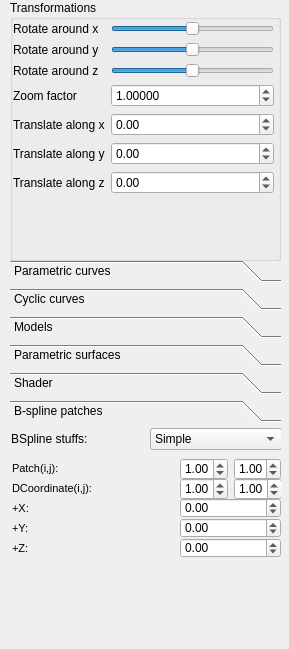
Old version of the form GUI/SideWidget.ui in the repository SzaszSzilard/BBTE-Graphics.
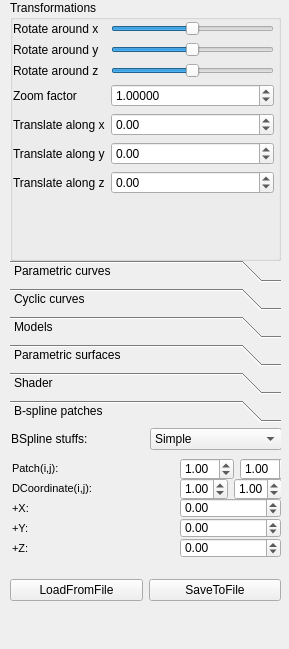
New version of the form.

Commit message: Save/Load to file + u_v_lines

Diff of the .ui file:
```diff
--- a/GUI/SideWidget.ui
+++ b/GUI/SideWidget.ui
@@ -933,7 +933,7 @@
       <rect>
        <x>170</x>
        <y>30</y>
-       <width>101</width>
+       <width>114</width>
        <height>22</height>
       </rect>
      </property>
@@ -1004,6 +1004,32 @@
       </item>
      </layout>
     </widget>
+    <widget class="QWidget" name="">
+     <property name="geometry">
+      <rect>
+       <x>0</x>
+       <y>150</y>
+       <width>271</width>
+       <height>25</height>
+      </rect>
+     </property>
+     <layout class="QHBoxLayout" name="horizontalLayout_11">
+      <item>
+       <widget class="QPushButton" name="load">
+        <property name="text">
+         <string>LoadFromFile</string>
+        </property>
+       </widget>
+      </item>
+      <item>
+       <widget class="QPushButton" name="save">
+        <property name="text">
+         <string>SaveToFile</string>
+        </property>
+       </widget>
+      </item>
+     </layout>
+    </widget>
    </widget>
   </widget>
  </widget>
```
Left out of the diff: 5 changed lines with no effect on the pictures. The commit also changes 4 other files.
